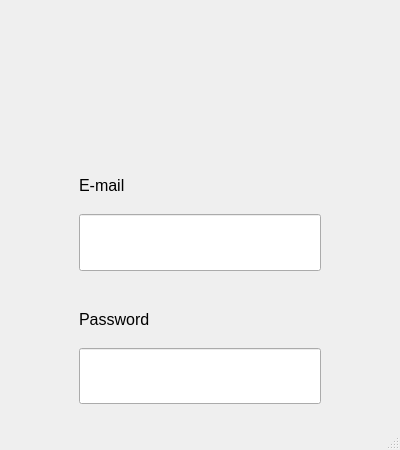
The window that ui/login.ui (OsmanBaturArpacik/gui-pyqt-flight-ticket) describes before a commit, drawn with Qt 5.
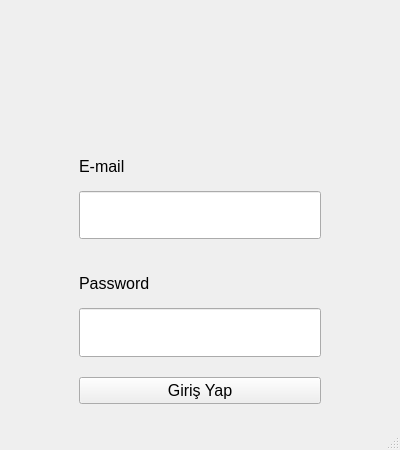
The same window after the commit. Icons and pictures are not drawn.

Patch:
```diff
--- a/ui/login.ui
+++ b/ui/login.ui
@@ -16,7 +16,7 @@
   <widget class="QWidget" name="centralwidget">
    <layout class="QVBoxLayout" name="verticalLayout_4">
     <item>
-     <layout class="QVBoxLayout" name="verticalLayout" stretch="0,0,0">
+     <layout class="QVBoxLayout" name="verticalLayout" stretch="0,0,0,0">
       <property name="spacing">
        <number>20</number>
       </property>
@@ -168,6 +168,22 @@
         </item>
        </layout>
       </item>
+      <item>
+       <layout class="QHBoxLayout" name="horizontalLayout">
+        <item>
+         <widget class="QPushButton" name="pushButton">
+          <property name="font">
+           <font>
+            <pointsize>12</pointsize>
+           </font>
+          </property>
+          <property name="text">
+           <string>Giriş Yap</string>
+          </property>
+         </widget>
+        </item>
+       </layout>
+      </item>
      </layout>
     </item>
    </layout>
```
